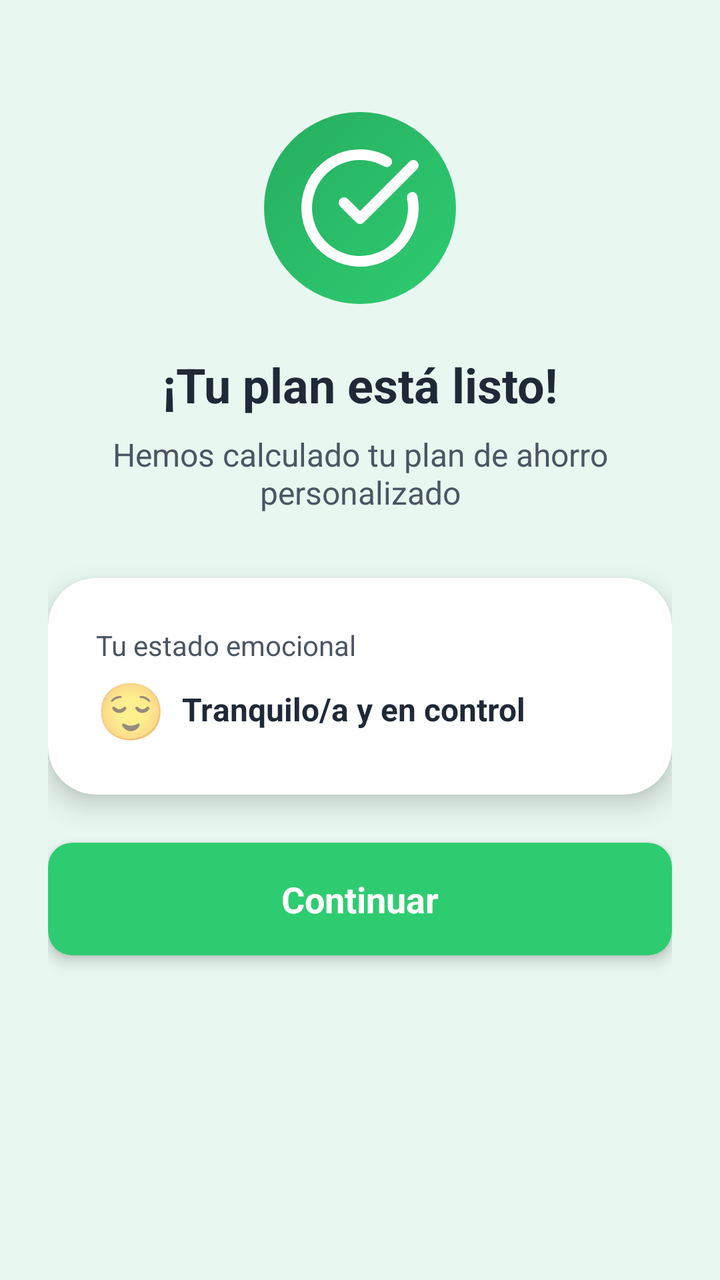
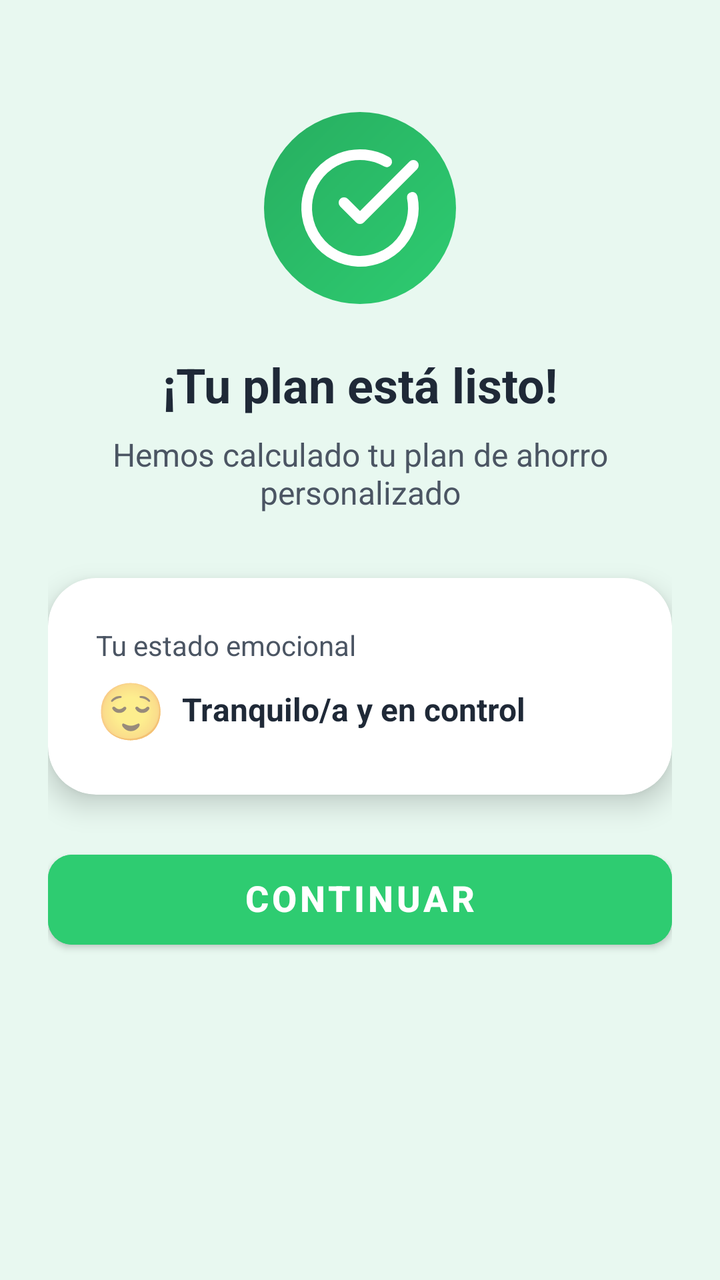

An Android layout rendered at two revisions. The XML below is the earlier revision; the diff shows what the commit changed to produce the second picture.
<!-- AndroidManifest.xml: application theme Theme.Equilibra -->
<!-- res/layout/onboarding_step_summary.xml -->
<?xml version="1.0" encoding="utf-8"?>
<ScrollView xmlns:android="http://schemas.android.com/apk/res/android"
    xmlns:app="http://schemas.android.com/apk/res-auto"
    android:layout_width="match_parent"
    android:layout_height="match_parent"
    android:fillViewport="true">

    <LinearLayout
        android:layout_width="match_parent"
        android:layout_height="wrap_content"
        android:gravity="center_horizontal"
        android:orientation="vertical"
        android:padding="24dp">

        
        <FrameLayout
            android:layout_width="wrap_content"
            android:layout_height="wrap_content"
            android:layout_marginTop="32dp"
            android:layout_marginBottom="24dp">

            <View
                android:id="@+id/iconBackground"
                android:layout_width="96dp"
                android:layout_height="96dp"
                android:layout_gravity="center"
                android:background="@drawable/circle_gradient_primary" />

            <ImageView
                android:layout_width="64dp"
                android:layout_height="64dp"
                android:layout_gravity="center"
                android:src="@drawable/ic_onb_circle_check_big"
                android:tint="@android:color/white" />
        </FrameLayout>

        
        <TextView
            android:layout_width="match_parent"
            android:layout_height="wrap_content"
            android:layout_marginBottom="8dp"
            android:gravity="center"
            android:text="@string/plan_ready"
            android:textColor="@color/gray_800"
            android:textSize="24sp"
            android:textStyle="bold" />

        
        <TextView
            android:layout_width="match_parent"
            android:layout_height="wrap_content"
            android:layout_marginBottom="32dp"
            android:gravity="center"
            android:text="@string/saving_plan"
            android:textColor="@color/gray_600"
            android:textSize="16sp" />

        
        <androidx.cardview.widget.CardView
            android:layout_width="match_parent"
            android:layout_height="wrap_content"
            android:layout_marginBottom="24dp"
            app:cardBackgroundColor="@android:color/white"
            app:cardCornerRadius="24dp"
            app:cardElevation="8dp">

            <LinearLayout
                android:layout_width="match_parent"
                android:layout_height="wrap_content"
                android:orientation="vertical"
                android:padding="24dp">

                
                <LinearLayout
                    android:id="@+id/goalSection"
                    android:layout_width="match_parent"
                    android:layout_height="wrap_content"
                    android:layout_marginBottom="16dp"
                    android:orientation="vertical"
                    android:paddingBottom="16dp"
                    android:visibility="gone">

                    <TextView
                        android:layout_width="match_parent"
                        android:layout_height="wrap_content"
                        android:layout_marginBottom="4dp"
                        android:text="Tu objetivo"
                        android:textColor="@color/gray_600"
                        android:textSize="14sp" />

                    <TextView
                        android:id="@+id/goalText"
                        android:layout_width="match_parent"
                        android:layout_height="wrap_content"
                        android:text="Vacaciones en verano"
                        android:textColor="@color/gray_800"
                        android:textSize="20sp"
                        android:textStyle="bold" />

                    <View
                        android:layout_width="match_parent"
                        android:layout_height="1dp"
                        android:layout_marginTop="16dp"
                        android:background="@color/gray_200" />
                </LinearLayout>

                
                <LinearLayout
                    android:id="@+id/savingAmountSection"
                    android:layout_width="match_parent"
                    android:layout_height="wrap_content"
                    android:layout_marginBottom="16dp"
                    android:orientation="vertical"
                    android:paddingBottom="16dp"
                    android:visibility="gone">

                    <TextView
                        android:layout_width="match_parent"
                        android:layout_height="wrap_content"
                        android:layout_marginBottom="4dp"
                        android:text="@string/savings_goal"
                        android:textColor="@color/gray_600"
                        android:textSize="14sp" />

                    <TextView
                        android:id="@+id/savingAmountText"
                        android:layout_width="match_parent"
                        android:layout_height="wrap_content"
                        android:text="€1200.00"
                        android:textColor="@color/equilibra_primary"
                        android:textSize="28sp"
                        android:textStyle="bold" />

                    <View
                        android:layout_width="match_parent"
                        android:layout_height="1dp"
                        android:layout_marginTop="16dp"
                        android:background="@color/gray_200" />
                </LinearLayout>

                
                <LinearLayout
                    android:id="@+id/monthlySavingSection"
                    android:layout_width="match_parent"
                    android:layout_height="wrap_content"
                    android:layout_marginBottom="16dp"
                    android:orientation="vertical"
                    android:paddingBottom="16dp"
                    android:visibility="gone">

                    <TextView
                        android:layout_width="match_parent"
                        android:layout_height="wrap_content"
                        android:layout_marginBottom="4dp"
                        android:text="@string/suggested_savings_monthly"
                        android:textColor="@color/gray_600"
                        android:textSize="14sp" />

                    <TextView
                        android:id="@+id/monthlySavingText"
                        android:layout_width="match_parent"
                        android:layout_height="wrap_content"
                        android:text="€200.00"
                        android:textColor="@color/equilibra_secondary"
                        android:textSize="24sp"
                        android:textStyle="bold" />

                    <TextView
                        android:layout_width="match_parent"
                        android:layout_height="wrap_content"
                        android:layout_marginTop="4dp"
                        android:text="@string/goal_time"
                        android:textColor="@color/gray_500"
                        android:textSize="12sp" />

                    <View
                        android:layout_width="match_parent"
                        android:layout_height="1dp"
                        android:layout_marginTop="16dp"
                        android:background="@color/gray_200" />
                </LinearLayout>

                
                <LinearLayout
                    android:layout_width="match_parent"
                    android:layout_height="wrap_content"
                    android:orientation="vertical">

                    <TextView
                        android:layout_width="match_parent"
                        android:layout_height="wrap_content"
                        android:layout_marginBottom="4dp"
                        android:text="@string/emotional_state"
                        android:textColor="@color/gray_600"
                        android:textSize="14sp" />

                    <LinearLayout
                        android:layout_width="match_parent"
                        android:layout_height="wrap_content"
                        android:gravity="center_vertical"
                        android:orientation="horizontal">

                        <TextView
                            android:id="@+id/emotionEmoji"
                            android:layout_width="wrap_content"
                            android:layout_height="wrap_content"
                            android:text="@string/emotion_tranquilo_emoji"
                            android:textSize="28sp" />

                        <TextView
                            android:id="@+id/emotionText"
                            android:layout_width="wrap_content"
                            android:layout_height="wrap_content"
                            android:layout_marginStart="8dp"
                            android:text="@string/emotion_tranquilo_text"
                            android:textColor="@color/gray_800"
                            android:textSize="16sp"
                            android:textStyle="bold" />
                    </LinearLayout>
                </LinearLayout>

            </LinearLayout>
        </androidx.cardview.widget.CardView>

        
        <androidx.cardview.widget.CardView
            android:id="@+id/continueButton"
            android:layout_width="match_parent"
            android:layout_height="wrap_content"
            android:clickable="true"
            android:focusable="true"
            android:foreground="?android:attr/selectableItemBackground"
            app:cardBackgroundColor="@color/equilibra_primary"
            app:cardCornerRadius="12dp"
            app:cardElevation="4dp">

            <TextView
                android:layout_width="match_parent"
                android:layout_height="wrap_content"
                android:gravity="center"
                android:padding="16dp"
                android:text="@string/btn_continue"
                android:textColor="@android:color/white"
                android:textSize="18sp"
                android:textStyle="bold" />
        </androidx.cardview.widget.CardView>

    </LinearLayout>
</ScrollView>
<!-- resources referenced by this layout -->
<resources>
  <color name="equilibra_primary">#2ECC71</color>
  <color name="equilibra_secondary">#3498DB</color>
  <color name="gray_200">#E5E7EB</color>
  <color name="gray_500">#6B7280</color>
  <color name="gray_600">#4B5563</color>
  <color name="gray_800">#1F2937</color>
  <!-- drawable circle_gradient_primary (drawable) -->
  <?xml version="1.0" encoding="utf-8"?>
  <shape xmlns:android="http://schemas.android.com/apk/res/android"
      android:shape="oval">
      <gradient
          android:type="linear"
          android:angle="135"
          android:startColor="@color/equilibra_primary"
          android:endColor="#27AE60" />
      <size
          android:width="96dp"
          android:height="96dp" />
  </shape>
  <!-- drawable ic_onb_circle_check_big (drawable) -->
  ﻿<vector xmlns:android="http://schemas.android.com/apk/res/android"
      android:width="24dp" android:height="24dp"
      android:viewportWidth="24" android:viewportHeight="24">  <path android:fillColor="#00000000" android:strokeColor="#FF000000" android:strokeWidth="2" android:strokeLineCap="round" android:strokeLineJoin="round" android:pathData="M21.801 10A10 10 0 1 1 17 3.335" />
    <path android:fillColor="#00000000" android:strokeColor="#FF000000" android:strokeWidth="2" android:strokeLineCap="round" android:strokeLineJoin="round" android:pathData="m9 11 3 3L22 4" />
  </vector>
  <string name="btn_continue">Continuar</string>
  <string name="emotion_tranquilo_emoji">😌</string>
  <string name="emotion_tranquilo_text">Tranquilo/a y en control</string>
  <string name="emotional_state">Tu estado emocional</string>
  <string name="goal_time">Alcanzarás tu meta en 6 meses</string>
  <string name="plan_ready">¡Tu plan está listo!</string>
  <string name="saving_plan">Hemos calculado tu plan de ahorro personalizado</string>
  <string name="savings_goal">Meta de ahorro</string>
  <string name="suggested_savings_monthly">Ahorro sugerido mensual</string>
  <style name="Theme.Equilibra" parent="Theme.MaterialComponents.DayNight.NoActionBar">
          <item name="colorPrimary">@color/primary_main</item>
          <item name="colorPrimaryVariant">@color/primary_light</item>
          <item name="colorOnPrimary">@color/white</item>
  
          <item name="colorSecondary">@color/secondary_main</item>
          <item name="colorSecondaryVariant">@color/secondary_light</item>
          <item name="colorOnSecondary">@color/white</item>
  
          <item name="android:statusBarColor">@color/primary_light</item>
          <item name="android:windowBackground">@color/primary_lightest</item>
  
          <item name="colorAccent">@color/accent_main</item>
      </style>
  <color name="primary_main">#2ECC71</color>
  <color name="primary_light">#27AE60</color>
  <color name="white">#FFFFFF</color>
  <color name="secondary_main">#3498DB</color>
  <color name="secondary_light">#5DADE2</color>
  <color name="primary_lightest">#E8F8F0</color>
  <color name="accent_main">#E67E22</color>
</resources>

<!-- the commit's change to res/layout/onboarding_step_summary.xml (unified diff, before → after) -->
@@ -31,7 +31,7 @@
                 android:layout_height="64dp"
                 android:layout_gravity="center"
                 android:src="@drawable/ic_onb_circle_check_big"
-                android:tint="@android:color/white" />
+                app:tint="@android:color/white" />
         </FrameLayout>
 
         
@@ -84,7 +84,7 @@
                         android:layout_width="match_parent"
                         android:layout_height="wrap_content"
                         android:layout_marginBottom="4dp"
-                        android:text="Tu objetivo"
+                        android:text="@string/hint_goal"
                         android:textColor="@color/gray_600"
                         android:textSize="14sp" />
 
@@ -92,7 +92,7 @@
                         android:id="@+id/goalText"
                         android:layout_width="match_parent"
                         android:layout_height="wrap_content"
-                        android:text="Vacaciones en verano"
+                        android:text="@string/example_goal"
                         android:textColor="@color/gray_800"
                         android:textSize="20sp"
                         android:textStyle="bold" />
@@ -223,27 +223,12 @@
         </androidx.cardview.widget.CardView>
 
         
-        <androidx.cardview.widget.CardView
+        <com.google.android.material.button.MaterialButton
+            style="@style/Equilibra.Button.Primary"
             android:id="@+id/continueButton"
             android:layout_width="match_parent"
             android:layout_height="wrap_content"
-            android:clickable="true"
-            android:focusable="true"
-            android:foreground="?android:attr/selectableItemBackground"
-            app:cardBackgroundColor="@color/equilibra_primary"
-            app:cardCornerRadius="12dp"
-            app:cardElevation="4dp">
-
-            <TextView
-                android:layout_width="match_parent"
-                android:layout_height="wrap_content"
-                android:gravity="center"
-                android:padding="16dp"
-                android:text="@string/btn_continue"
-                android:textColor="@android:color/white"
-                android:textSize="18sp"
-                android:textStyle="bold" />
-        </androidx.cardview.widget.CardView>
+            android:text="@string/btn_continue" />
 
     </LinearLayout>
 </ScrollView>
<!-- resource entries referenced after the edit -->
@@ -29,11 +29,26 @@
   <string name="emotion_tranquilo_emoji">😌</string>
   <string name="emotion_tranquilo_text">Tranquilo/a y en control</string>
   <string name="emotional_state">Tu estado emocional</string>
+  <string name="example_goal">Vacaciones en verano</string>
   <string name="goal_time">Alcanzarás tu meta en 6 meses</string>
+  <string name="hint_goal">Tu objetivo</string>
   <string name="plan_ready">¡Tu plan está listo!</string>
   <string name="saving_plan">Hemos calculado tu plan de ahorro personalizado</string>
   <string name="savings_goal">Meta de ahorro</string>
   <string name="suggested_savings_monthly">Ahorro sugerido mensual</string>
+  <style name="Equilibra.Button.Primary" parent="Widget.MaterialComponents.Button">
+          <item name="android:backgroundTint">@color/equilibra_primary</item>
+          <item name="cornerRadius">12dp</item>
+          <item name="android:textColor">@android:color/white</item>
+          <item name="android:textSize">18sp</item>
+          <item name="android:textStyle">bold</item>
+          <item name="android:minHeight">56dp</item>
+          <item name="android:paddingLeft">16dp</item>
+          <item name="android:paddingRight">16dp</item>
+          <item name="android:paddingTop">12dp</item>
+          <item name="android:paddingBottom">12dp</item>
+          <item name="android:includeFontPadding">false</item>
+      </style>
   <style name="Theme.Equilibra" parent="Theme.MaterialComponents.DayNight.NoActionBar">
           <item name="colorPrimary">@color/primary_main</item>
           <item name="colorPrimaryVariant">@color/primary_light</item>
